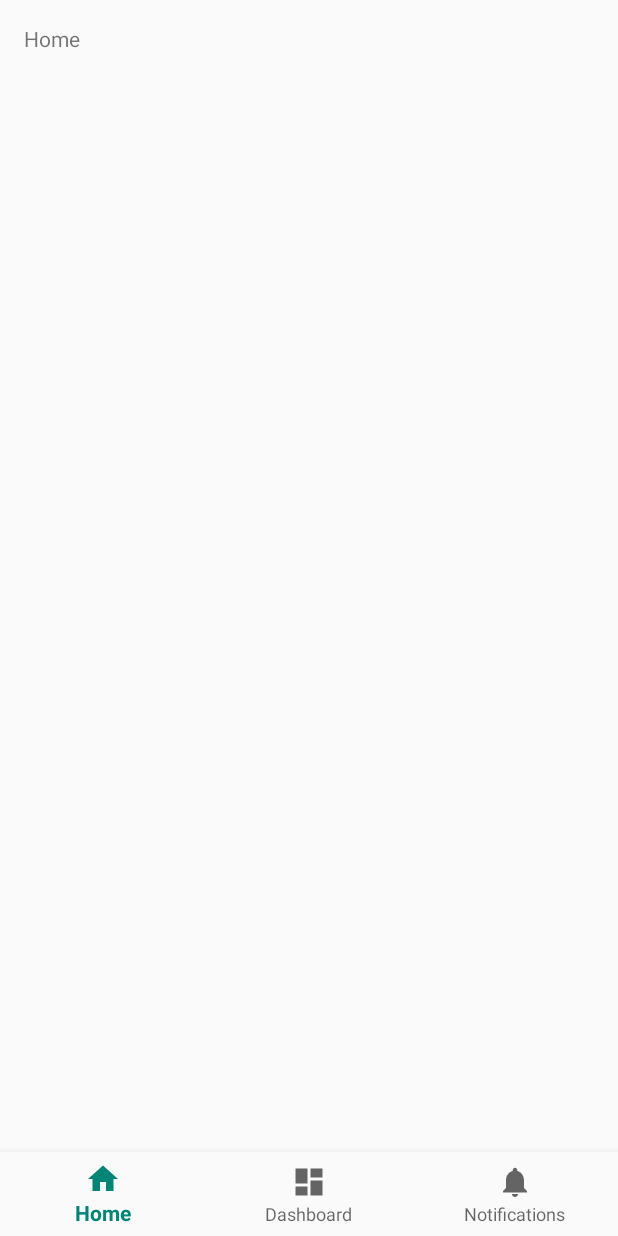
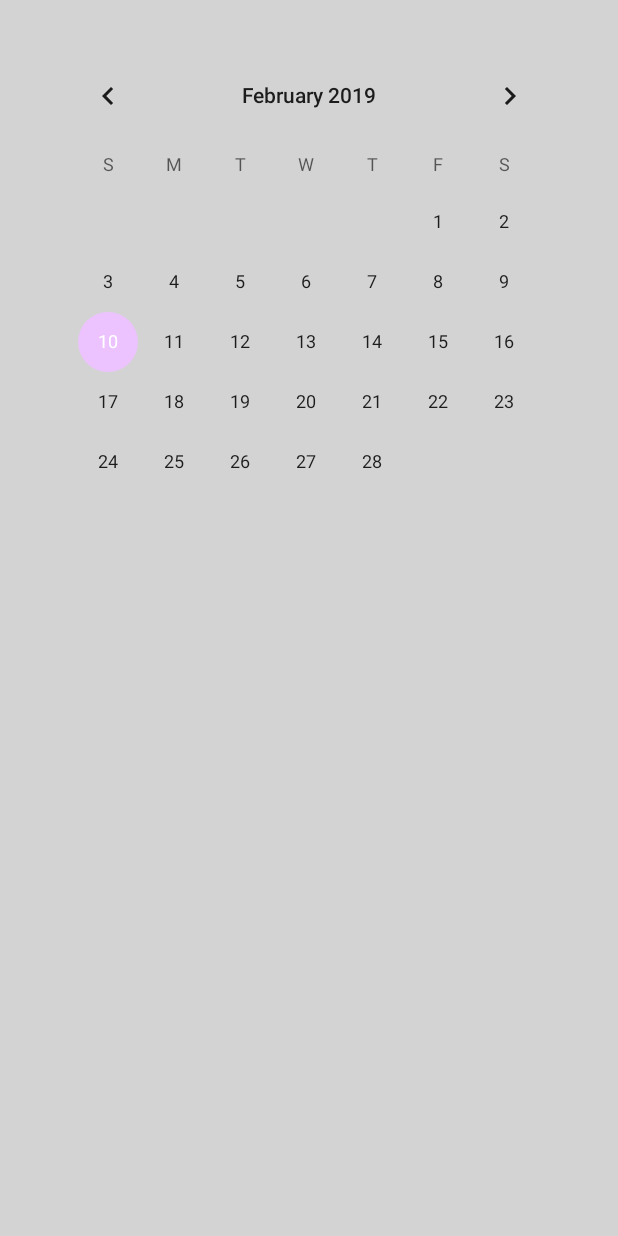
Before and after one commit to victoriamp/ScheduleApp, an Android app: the layout activity_main.xml on its own in the app's theme, with its tools: preview values and no code run, on a phone screen of 412 x 824 dp. Run offline under Robolectric (Android 15) with nearby library versions, the phone set to English and light mode, and no system bars.

Commit message:
Created calendar (whoop whoop)

```diff
--- a/app/build.gradle
+++ b/app/build.gradle
@@ -4,7 +4,7 @@ android {
     compileSdkVersion 28
     defaultConfig {
         applicationId "schedule.app"
-        minSdkVersion 15
+        minSdkVersion 16
         targetSdkVersion 28
         versionCode 1
         versionName "1.0"
--- a/app/src/main/res/layout/activity_main.xml
+++ b/app/src/main/res/layout/activity_main.xml
@@ -1,34 +1,14 @@
 <?xml version="1.0" encoding="utf-8"?>
-<android.support.constraint.ConstraintLayout
-    xmlns:android="http://schemas.android.com/apk/res/android"
-    xmlns:app="http://schemas.android.com/apk/res-auto"
-    xmlns:tools="http://schemas.android.com/tools"
-    android:id="@+id/container"
+<LinearLayout xmlns:android="http://schemas.android.com/apk/res/android"
     android:layout_width="match_parent"
     android:layout_height="match_parent"
-    tools:context=".MainActivity">
+    android:padding="20dp"
+    android:background="@color/grey"
+    android:orientation="vertical" >
 
-    <TextView
-        android:id="@+id/message"
-        android:layout_width="wrap_content"
-        android:layout_height="wrap_content"
-        android:layout_marginStart="@dimen/activity_horizontal_margin"
-        android:layout_marginLeft="@dimen/activity_horizontal_margin"
-        android:layout_marginTop="@dimen/activity_vertical_margin"
-        android:text="@string/title_home"
-        app:layout_constraintLeft_toLeftOf="parent"
-        app:layout_constraintTop_toTopOf="parent" />
-
-    <android.support.design.widget.BottomNavigationView
-        android:id="@+id/navigation"
-        android:layout_width="0dp"
-        android:layout_height="wrap_content"
-        android:layout_marginEnd="0dp"
-        android:layout_marginStart="0dp"
-        android:background="?android:attr/windowBackground"
-        app:layout_constraintBottom_toBottomOf="parent"
-        app:layout_constraintLeft_toLeftOf="parent"
-        app:layout_constraintRight_toRightOf="parent"
-        app:menu="@menu/navigation" />
-
-</android.support.constraint.ConstraintLayout>
+    <CalendarView
+        android:id="@+id/calendar"
+        android:layout_margin="10dp"
+        android:layout_width="match_parent"
+        android:layout_height="match_parent" />
+</LinearLayout>
--- a/app/src/main/res/values/colors.xml
+++ b/app/src/main/res/values/colors.xml
@@ -2,5 +2,10 @@
 <resources>
     <color name="colorPrimary">#008577</color>
     <color name="colorPrimaryDark">#00574B</color>
-    <color name="colorAccent">#D81B60</color>
+    <color name="colorAccent">#ECC3FE</color>
+    <color name="grey">#D3D3D3</color>
+    <color name="aqua">#C0FDF3</color>
+    <color name="yellow">#FFFAC1</color>
+    <color name="purple">#ECC3FE</color>
+    <color name="transparent">#00FFFFFF</color>
 </resources>
```
Also changed, not shown: app/src/main/java/schedule/app/MainActivity.java (+41 -31 lines), gradle/wrapper/gradle-wrapper.properties.
